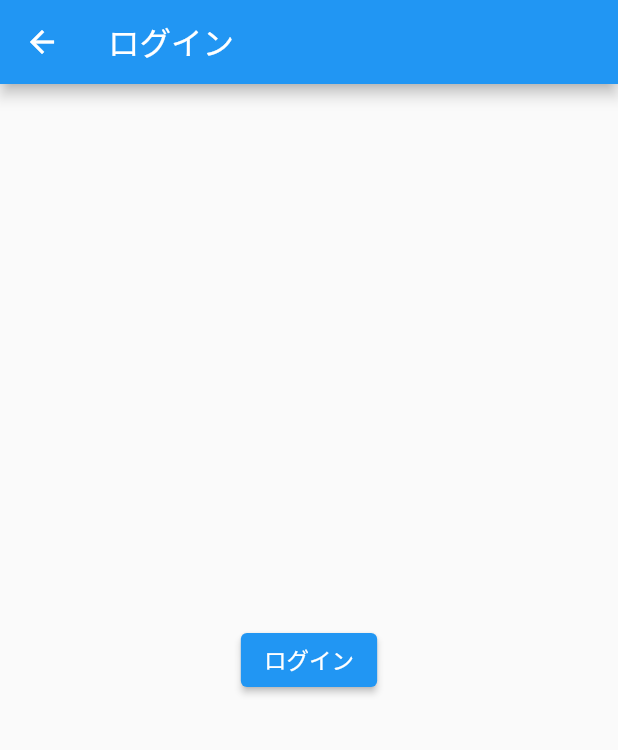
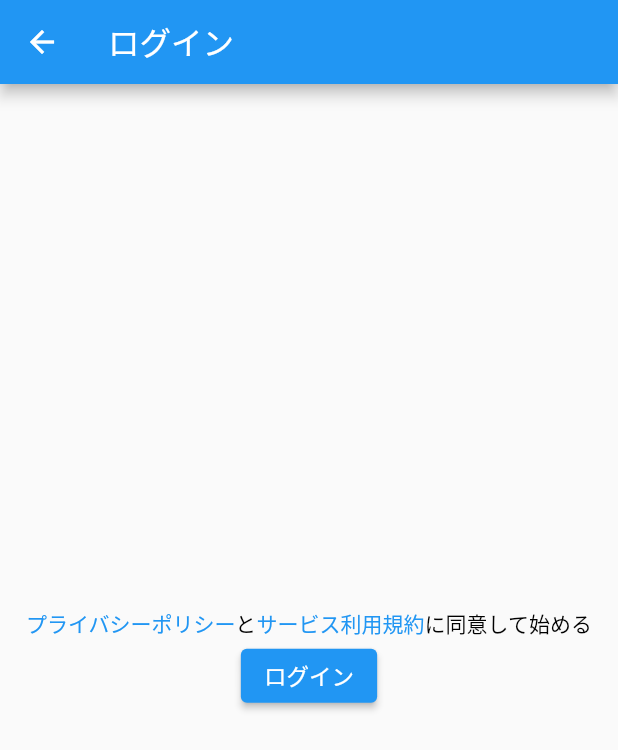
Before and after one commit to team-musashi/stamp-rally, a Flutter app: the LoginPage screen opened directly, on a phone screen of 412 x 824 dp. Shown: the top 750 px of the screen. Run offline on Flutter 3.47's test engine with Material 2 defaults, Android fonts, the phone set to English and light mode, and no system bars; our stand-ins replace cloud_firestore, firebase_auth, firebase_core, flutter_riverpod, freezed_annotation, gap and 2 more; missing offline and left inert: roggle; accounts and stored records are empty.

Commit message:
🚀 feat: ログイン画面でプライバシーポリシーとサービス利用規約に同意して始めることができるようにした
#22

```diff
--- /dev/null
+++ b/lib/presentation/component/agreement.dart
@@ -0,0 +1,59 @@
+import 'package:flutter/gestures.dart';
+import 'package:flutter/material.dart';
+import 'package:url_launcher/url_launcher.dart';
+
+/// 利用規約とプライバシーポリシーをまとめたウィジェット
+class Agreement extends StatelessWidget {
+  const Agreement({super.key});
+
+  @override
+  Widget build(BuildContext context) {
+    return RichText(
+      text: TextSpan(
+        children: [
+          TextSpan(
+            text: 'プライバシーポリシー',
+            style: const TextStyle(color: Colors.blue),
+            recognizer: TapGestureRecognizer()
+              ..onTap = () async {
+                await _onLaunchUrl(
+                  url:
+                      'https://team-musashi.github.io/stamp-rally-doc/privacy-policy.html',
+                );
+              },
+          ),
+          const TextSpan(
+            text: 'と',
+            style: TextStyle(color: Colors.black),
+          ),
+          TextSpan(
+            text: 'サービス利用規約',
+            style: const TextStyle(color: Colors.blue),
+            recognizer: TapGestureRecognizer()
+              ..onTap = () async {
+                await _onLaunchUrl(
+                  url:
+                      'https://team-musashi.github.io/stamp-rally-doc/terms-of-service.html',
+                );
+              },
+          ),
+          const TextSpan(
+            text: 'に同意して始める',
+            style: TextStyle(color: Colors.black),
+          ),
+        ],
+      ),
+    );
+  }
+
+  /// リンク文字列タップ時処理
+  /// 引数にて指定されたUrlを開く
+  Future<void> _onLaunchUrl({required String url}) async {
+    final uri = Uri.parse(url);
+
+    // 指定したUrlが無効の場合は処理終了
+    if (await canLaunchUrl(uri)) {
+      await launchUrl(uri);
+    }
+  }
+}
--- a/lib/presentation/page/auth/login_page.dart
+++ b/lib/presentation/page/auth/login_page.dart
@@ -1,5 +1,6 @@
 import 'package:flutter/material.dart';
 
+import '../../component/agreement.dart';
 import '../../component/create_user.dart';
 
 /// ログイン画面
@@ -14,6 +15,7 @@ class LoginPage extends StatelessWidget {
         child: Column(
           mainAxisAlignment: MainAxisAlignment.center,
           children: const [
+            Agreement(),
             CreateUserButton(),
           ],
         ),
```
